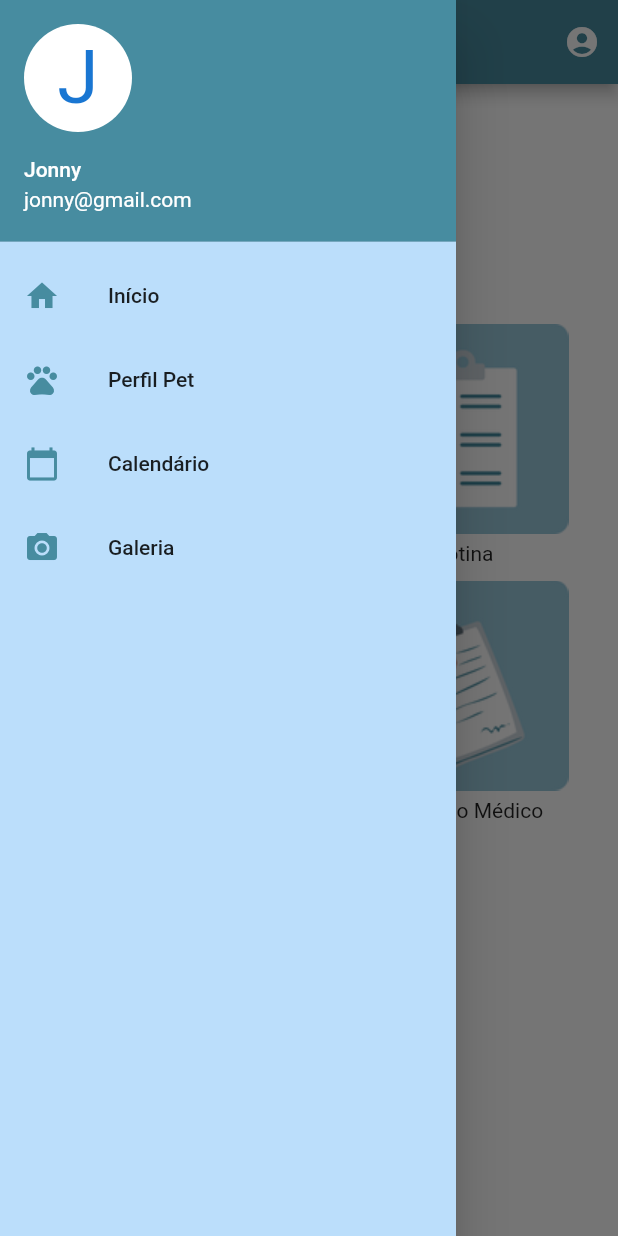
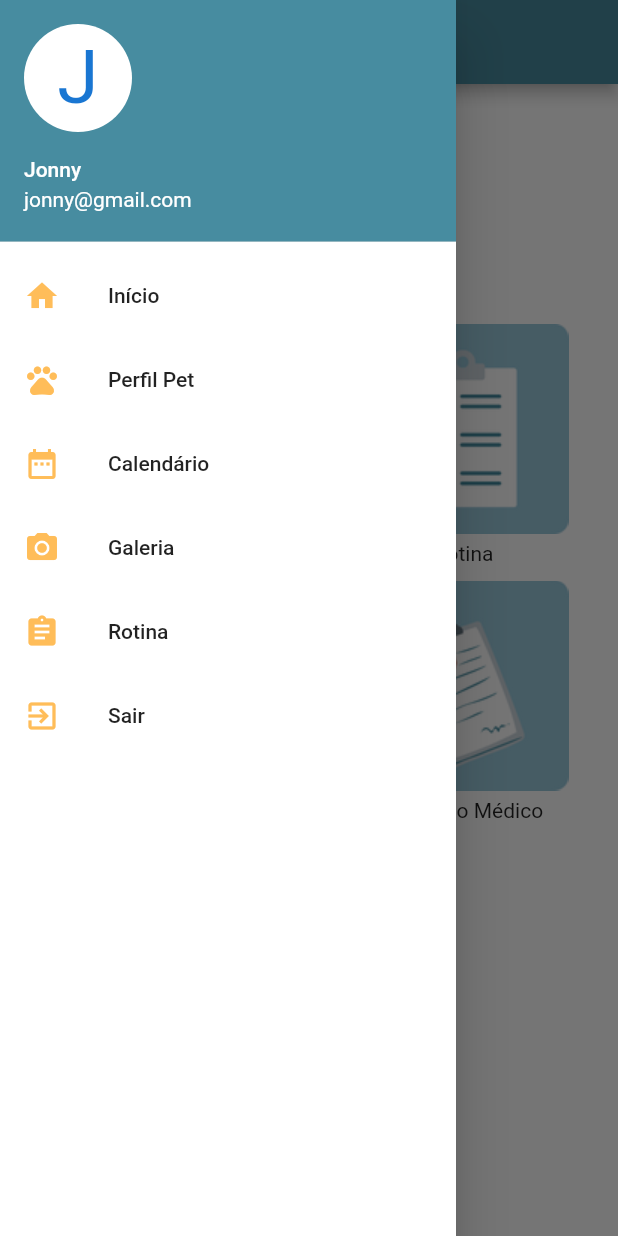
Before and after one commit to daianemattos/tcc, a Flutter app: the PerfilPet screen opened directly, with the side drawer open, on a phone screen of 412 x 824 dp. Run offline on Flutter 3.47's test engine with Material 2 defaults, Android fonts, the phone set to English and light mode, and no system bars; our stand-ins replace carousel_slider, cloud_firestore, firebase_auth, firebase_core, font_awesome_flutter, smooth_page_indicator and 1 more; accounts and stored records are empty.

Commit message:
Criação do Deslogar no Drawer

```diff
--- a/lib/Padrao/PdAppBar.dart
+++ b/lib/Padrao/PdAppBar.dart
@@ -3,13 +3,5 @@ import 'package:flutter/material.dart';
 AppBar AppBarPadrao(){
   return AppBar(
     backgroundColor: Color(0xff478ca0),
-    actions: [
-      IconButton(
-          onPressed: () {}
-          , icon: Icon(
-          Icons.account_circle
-      )
-      )
-    ],
   );
 }
--- a/lib/Padrao/PdDrawer.dart
+++ b/lib/Padrao/PdDrawer.dart
@@ -1,9 +1,12 @@
 import 'package:flutter/material.dart';
-
+import 'package:firebase_core/firebase_core.dart';
+import 'package:firebase_auth/firebase_auth.dart';
+import 'package:projeto_app/Login.dart';
 import '../Calendario.dart';
 import '../Galeria.dart';
 import '../Home.dart';
 import '../PerfilPet.dart';
+import '../Rotina.dart';
 
 class DrawerPadrao extends StatefulWidget {
   const DrawerPadrao({key}) : super(key: key);
@@ -13,12 +16,21 @@ class DrawerPadrao extends StatefulWidget {
 }
 
 class _DrawerPadraoState extends State<DrawerPadrao> {
+
+  deslogar () async{
+    WidgetsFlutterBinding.ensureInitialized();
+    await Firebase.initializeApp();
+    FirebaseAuth auth = FirebaseAuth.instance;
+
+    await auth.signOut();
+  }
+
   String get email => 'jonny@gmail.com';
 
   @override
   Widget build(BuildContext context) {
     return Drawer(
-        backgroundColor: Color(0xFFBBDEFB),
+        backgroundColor: Colors.white,//Color(0xFFBBDEFB),
         child: ListView(
             padding:EdgeInsets.zero,
             children:[
@@ -49,7 +61,7 @@ class _DrawerPadraoState extends State<DrawerPadrao> {
               ListTile(
                 leading: Icon(
                   Icons.home,
-                  color: Color(0xff478ca0),
+                  color: Color(0xffffbd59),
                 ),
                 title: Text(
                   "Início",
@@ -63,7 +75,7 @@ class _DrawerPadraoState extends State<DrawerPadrao> {
               ListTile(
                   leading: Icon(
                     Icons.pets,
-                    color: Color(0xff478ca0),
+                    color: Color(0xffffbd59),
                   ),
                   title: Text(
                     "Perfil Pet",
@@ -76,8 +88,8 @@ class _DrawerPadraoState extends State<DrawerPadrao> {
               ),
               ListTile(
                 leading: Icon(
-                  Icons.calendar_today,
-                  color: Color(0xff478ca0),
+                  Icons.date_range,
+                  color: Color(0xffffbd59),
                 ),
                 title: Text(
                   "Calendário",
@@ -91,7 +103,7 @@ class _DrawerPadraoState extends State<DrawerPadrao> {
               ListTile(
                 leading: Icon(
                   Icons.photo_camera,
-                  color: Color(0xff478ca0),
+                  color: Color(0xffffbd59),
                 ),
                 title: Text(
                   "Galeria",
@@ -102,6 +114,34 @@ class _DrawerPadraoState extends State<DrawerPadrao> {
                   );
                 },
               ),
+              ListTile(
+                leading: Icon(
+                  Icons.assignment,
+                  color: Color(0xffffbd59),
+                ),
+                title: Text(
+                  "Rotina",
+                ),
+                onTap: () {
+                  Navigator.push(context,
+                      MaterialPageRoute(builder: (context) => Rotina())
+                  );
+                },
+              ),ListTile(
+                leading: Icon(
+                  Icons.exit_to_app,
+                  color: Color(0xffffbd59),
+                ),
+                title: Text(
+                  "Sair",
+                ),
+                onTap: () {
+                  deslogar;
+                  Navigator.push(context,
+                      MaterialPageRoute(builder: (context) => Login())
+                  );
+                },
+              ),
             ]
         )
     );
--- a/lib/PerfilPet.dart
+++ b/lib/PerfilPet.dart
@@ -80,7 +80,14 @@ class _PerfilPetState extends State<PerfilPet> {
                       children: [
                         Padding(
                           padding: EdgeInsets.only(top: 10, bottom: 5),
-                          child: Image.asset("images/rotina.png"),
+                          child: GestureDetector(
+                              onTap: () {
+                                Navigator.push(context,
+                                    MaterialPageRoute(builder: (context)=> Rotina())
+                                );
+                              },
+                              child: Image.asset("images/rotina.png")
+                          ),
                         ),
                         Text("Rotina")
                       ],
```
Also changed, not shown: lib/NovaRotina.dart (+5 -6 lines), lib/Rotina.dart (+5 -6 lines), pubspec.lock.
